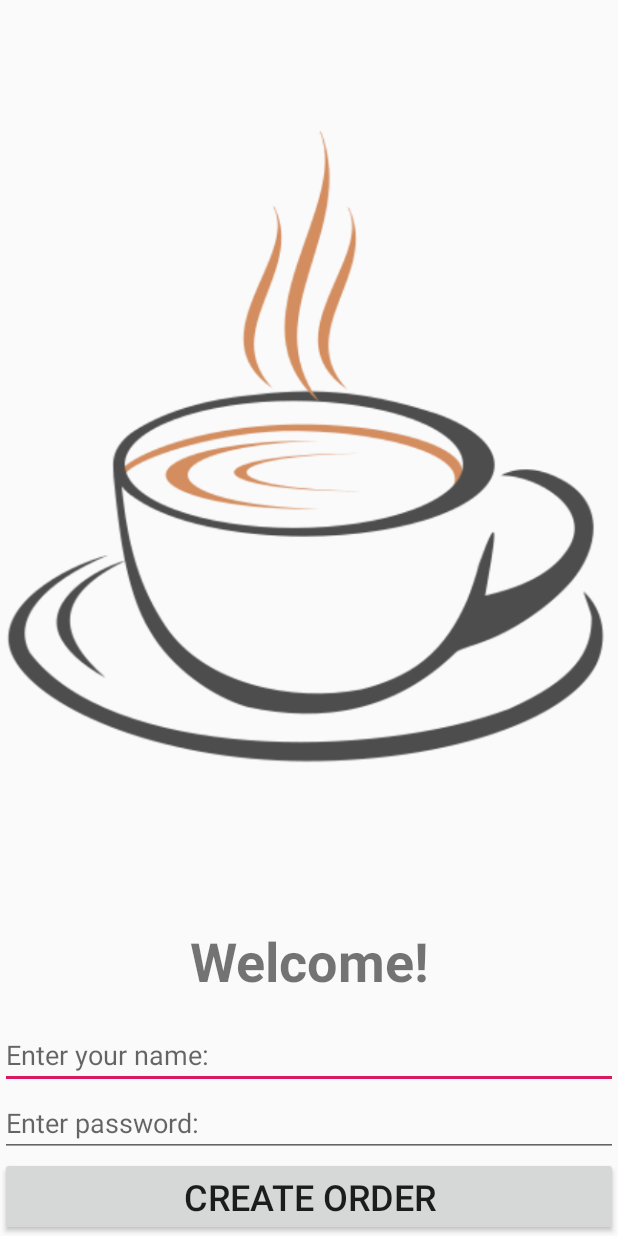
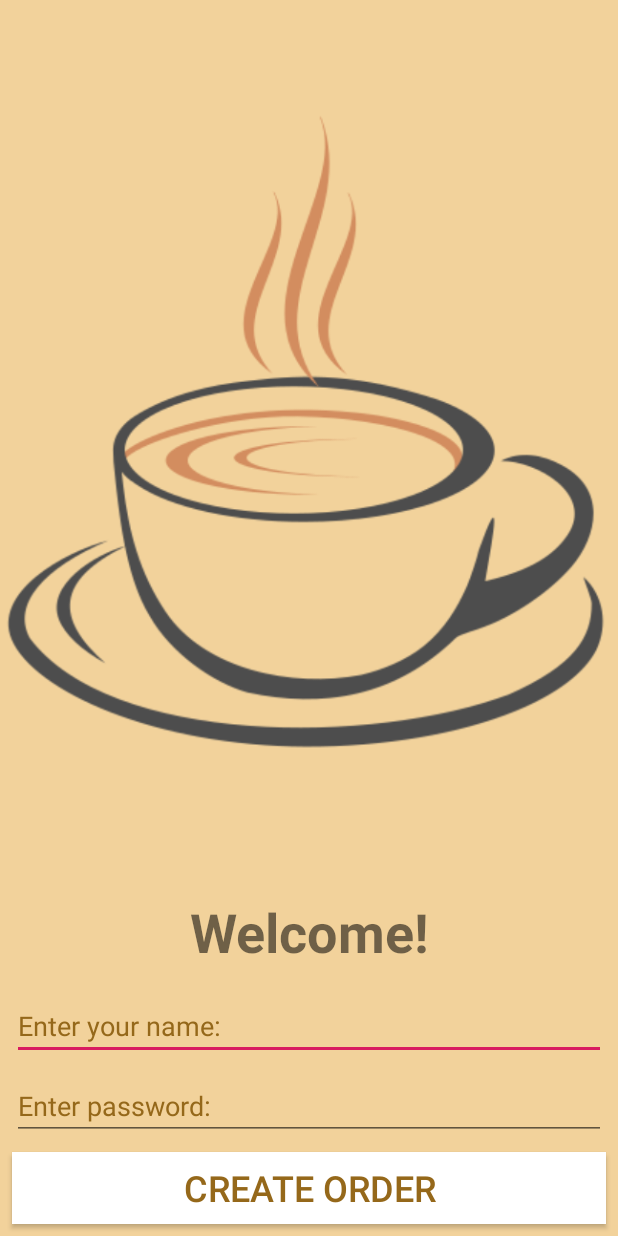
Before and after one commit to alebra42/test-cafe-order, an Android app: the screen it shows after launch (LoginActivity), on a phone screen of 412 x 824 dp. Run offline under Robolectric (Android 15) with nearby library versions, the phone set to English and light mode, and no system bars.

Commit message:
Optimized components view

```diff
--- a/app/src/main/res/layout/activity_login.xml
+++ b/app/src/main/res/layout/activity_login.xml
@@ -4,6 +4,7 @@
     android:layout_width="match_parent"
     android:layout_height="match_parent"
     android:orientation="vertical"
+    android:background="@color/lightBrown"
     tools:context=".LoginActivity">
 
     <ImageView
@@ -26,20 +27,33 @@
     <EditText
         android:layout_width="match_parent"
         android:layout_height="wrap_content"
+        android:layout_marginStart="8dp"
+        android:layout_marginEnd="8dp"
         android:inputType="textPersonName"
-        android:hint="@string/hint_name" />
+        android:hint="@string/hint_name"
+        android:textColorHint="@color/darkBrown" />
 
     <EditText
         android:layout_width="match_parent"
         android:layout_height="wrap_content"
+        android:layout_marginTop="8dp"
+        android:layout_marginStart="8dp"
+        android:layout_marginEnd="8dp"
         android:inputType="textPassword"
-        android:hint="@string/hint_password" />
+        android:hint="@string/hint_password"
+        android:textColorHint="@color/darkBrown" />
 
     <Button
         android:id="@+id/buttonCreateOrder"
         android:layout_width="match_parent"
         android:layout_height="wrap_content"
+        android:layout_marginTop="8dp"
+        android:layout_marginStart="8dp"
+        android:layout_marginEnd="8dp"
+        android:layout_marginBottom="8dp"
         android:textSize="24sp"
         android:text="@string/text_create_order"
-        android:textAllCaps="true" />
+        android:textAllCaps="true"
+        android:textColor="@color/darkBrown"
+        android:background="@color/white" />
 </LinearLayout>
--- a/app/src/main/res/values/colors.xml
+++ b/app/src/main/res/values/colors.xml
@@ -3,4 +3,7 @@
     <color name="colorPrimary">#008577</color>
     <color name="colorPrimaryDark">#00574B</color>
     <color name="colorAccent">#D81B60</color>
+    <color name="white">#FFFFFF</color>
+    <color name="lightBrown">#F2D29B</color>
+    <color name="darkBrown">#95681A</color>
 </resources>
```
